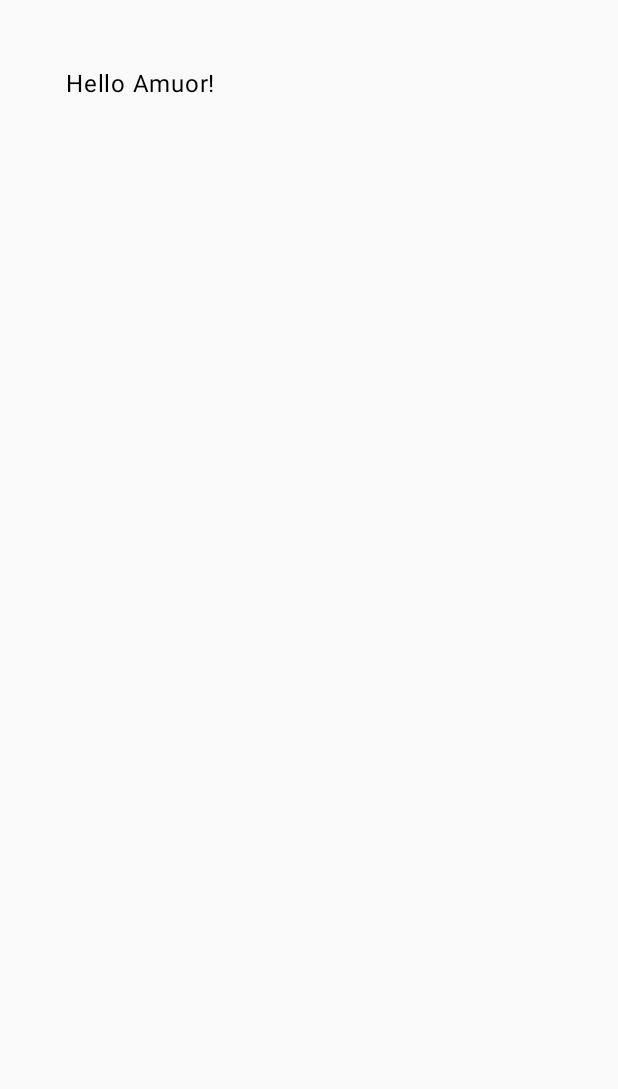
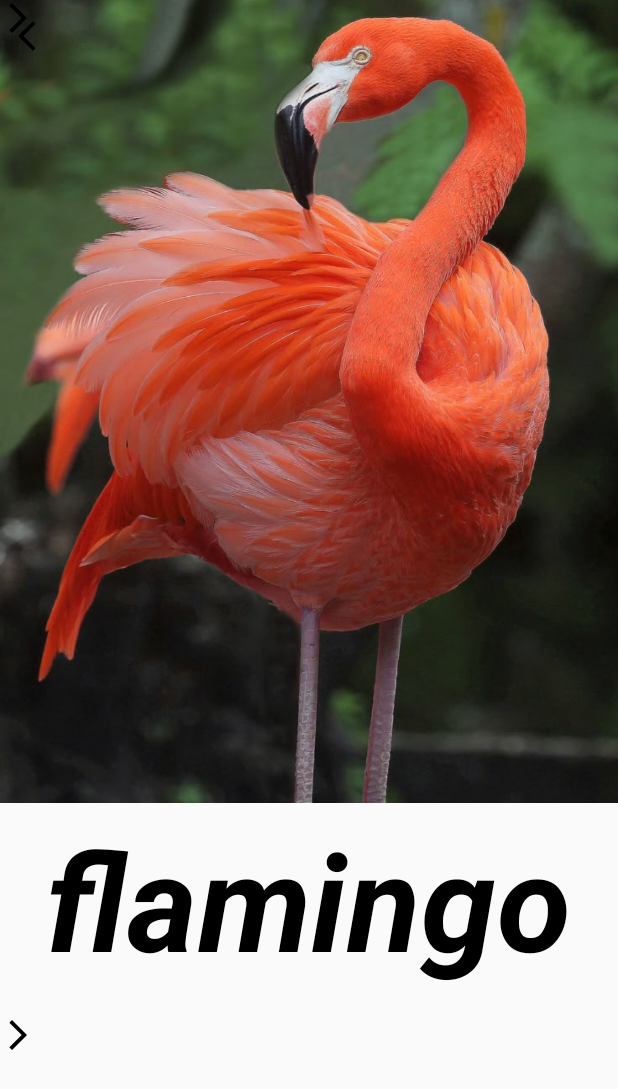
Before and after one commit to amuormangar/birdcompose, an Android app built with Jetpack Compose: the screen it shows after launch (MainActivity), on a phone screen of 412 x 824 dp. Before the commit the part shown is almost empty. Shown: the top 1089 px of the screen. Run offline under Robolectric (Android 15) with nearby library versions, the phone set to English and light mode, and no system bars.

Commit message:
changes added

```diff
--- a/app/build.gradle.kts
+++ b/app/build.gradle.kts
@@ -56,4 +56,5 @@ dependencies {
     androidTestImplementation(libs.androidx.ui.test.junit4)
     debugImplementation(libs.androidx.ui.tooling)
     debugImplementation(libs.androidx.ui.test.manifest)
+    implementation(libs.androidx.navigation.compose)
 }
--- a/app/src/main/java/com/example/birdcompose/MainActivity.kt
+++ b/app/src/main/java/com/example/birdcompose/MainActivity.kt
@@ -20,24 +20,8 @@ class MainActivity : ComponentActivity() {
         enableEdgeToEdge()
         setContent {
             BirdComposeTheme {
-                Greeting("Amuor")
+               AppNavigation()
             }
         }
     }
 }
-
-@Composable
-fun Greeting(name: String) {
-    Text(
-        text = "Hello $name!", modifier = Modifier.padding(44.dp)
-
-    )
-}
-
-@Preview(showBackground = true)
-@Composable
-fun GreetingPreview() {
-    BirdComposeTheme {
-        Greeting("Android")
-    }
-}
--- /dev/null
+++ b/app/src/main/java/com/example/birdcompose/navigation.kt
@@ -0,0 +1,4 @@
+package com.example.birdcompose
+
+class navigation {
+}
--- /dev/null
+++ b/app/src/main/java/com/example/birdcompose/navigations.kt
@@ -0,0 +1,38 @@
+package com.example.birdcompose
+
+import android.app.Application
+import androidx.compose.runtime.Composable
+import androidx.navigation.compose.NavHost
+import androidx.navigation.compose.composable
+import androidx.navigation.compose.rememberNavController
+
+@Composable
+fun AppNavigation(){
+    val navController = rememberNavController()
+    NavHost(navController = navController, startDestination = "screen1"){
+        composable(route = "screen1"){
+            photoScreen("flamingo",
+                imageId = R.drawable.flamingo,
+                screenNumber = 1,
+                navController = navController)
+        }
+        composable(route = "screen2"){
+            photoScreen("unknown",
+                imageId = R.drawable.unknown,
+                screenNumber = 2,
+                navController = navController)
+        }
+        composable(route = "screen3"){
+            photoScreen("owl",
+                imageId = R.drawable.owl,
+                screenNumber = 3,
+                navController = navController)
+        }
+        composable(route = "screen4"){
+            photoScreen("pink",
+                imageId = R.drawable.pink,
+                screenNumber = 4,
+                navController = navController)
+        }
+    }
+}
--- a/app/src/main/java/com/example/birdcompose/photoscreen.kt
+++ b/app/src/main/java/com/example/birdcompose/photoscreen.kt
@@ -1,31 +1,73 @@
 package com.example.birdcompose
 
 import androidx.compose.foundation.Image
+import androidx.compose.foundation.layout.Arrangement
 import androidx.compose.foundation.layout.Column
+import androidx.compose.foundation.layout.Row
+import androidx.compose.foundation.layout.Spacer
 import androidx.compose.foundation.layout.fillMaxHeight
 import androidx.compose.foundation.layout.fillMaxSize
 import androidx.compose.foundation.layout.fillMaxWidth
+import androidx.compose.foundation.layout.height
+import androidx.compose.foundation.layout.padding
+import androidx.compose.material3.Icon
+import androidx.compose.material3.IconButton
+import androidx.compose.material3.Text
 import androidx.compose.runtime.Composable
+import androidx.compose.ui.Alignment
 import androidx.compose.ui.Modifier
 import androidx.compose.ui.layout.ContentScale
 import androidx.compose.ui.res.painterResource
+import androidx.compose.ui.text.font.FontStyle
+import androidx.compose.ui.text.font.FontWeight
 import androidx.compose.ui.tooling.preview.Preview
+import androidx.compose.ui.unit.dp
+import androidx.compose.ui.unit.sp
+import androidx.navigation.NavController
+import androidx.navigation.compose.rememberNavController
 import com.example.birdcompose.R
 import com.example.birdcompose.R as BirdcomposeR
 
 @Composable
-fun photoScreen(birdName:String,imageId:Int){
-    Column(modifier = Modifier.fillMaxSize()) {
+fun photoScreen(birdName:String,imageId:Int,screenNumber:Int,navController:NavController){
+    Column(modifier = Modifier.fillMaxSize(), horizontalAlignment = Alignment.CenterHorizontally) {
         Image(painter = painterResource(id = imageId ), contentDescription = "A photo of a $birdName",
         modifier = Modifier.fillMaxWidth().fillMaxHeight(0.65f),
             contentScale = ContentScale.Crop
 
 
         )
+        Text(text = birdName,
+            fontSize = 90.sp,
+            fontWeight = FontWeight.Bold,
+            fontStyle = FontStyle.Italic,
+            modifier = Modifier.padding(16.dp)
+        )
+        Spacer(modifier = Modifier.height(5.dp))
+         Row(modifier = Modifier.fillMaxWidth(), horizontalArrangement = Arrangement.SpaceBetween) {
+             if (screenNumber>1)
+             IconButton(onClick = {
+                 navController.navigate("screen${screenNumber-1}")
+             }) {
+             Icon(painter = painterResource(id = R.drawable.baseline_arrow_back_ios_24),
+                 contentDescription = "Back arrow")
+         }
+             Icon(painter = painterResource(id = R.drawable.baseline_arrow_forward_ios_24),
+                 contentDescription = "Forward arrow")
+         }
     }
+    if (screenNumber <4)
+        IconButton(onClick = {
+            navController.navigate("screen${screenNumber+1}")
+        }) {
+            Icon(painter = painterResource(id = R.drawable.baseline_arrow_back_ios_24),
+                contentDescription = "Back arrow")
+        }
+        Icon(painter = painterResource(id = R.drawable.baseline_arrow_forward_ios_24),
+        contentDescription = "Forward arrow")
 }
 @Preview(showBackground = true)
 @Composable
 fun photoScreenPreview(){
-    photoScreen(birdName = "Owl",R.drawable.owl)
+    photoScreen(birdName = "Owl",R.drawable.owl, screenNumber = 1, rememberNavController())
 }
--- a/gradle/libs.versions.toml
+++ b/gradle/libs.versions.toml
@@ -8,9 +8,11 @@ espressoCore = "3.6.1"
 lifecycleRuntimeKtx = "2.9.0"
 activityCompose = "1.10.1"
 composeBom = "2024.09.00"
+navigationCompose = "2.9.0"
 
 [libraries]
 androidx-core-ktx = { group = "androidx.core", name = "core-ktx", version.ref = "coreKtx" }
+androidx-navigation-compose = { module = "androidx.navigation:navigation-compose", version.ref = "navigationCompose" }
 junit = { group = "junit", name = "junit", version.ref = "junit" }
 androidx-junit = { group = "androidx.test.ext", name = "junit", version.ref = "junitVersion" }
 androidx-espresso-core = { group = "androidx.test.espresso", name = "espresso-core", version.ref = "espressoCore" }
```
